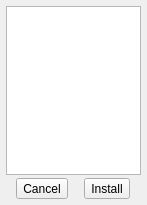
Above: src/settings/packagemanager/packagedetails.ui from openmoko/qtopia before the change. Below: the same form after it.
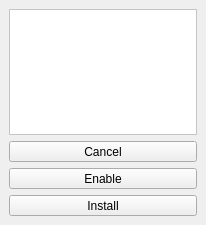
That is the form after the change.

What changed in the file:
```diff
--- a/src/settings/packagemanager/packagedetails.ui
+++ b/src/settings/packagemanager/packagedetails.ui
@@ -5,51 +5,175 @@
    <rect>
     <x>0</x>
     <y>0</y>
-    <width>147</width>
-    <height>205</height>
+    <width>206</width>
+    <height>225</height>
    </rect>
   </property>
   <property name="windowTitle" >
    <string>(pkgname)</string>
   </property>
-  <layout class="QVBoxLayout" >
+  <property name="autoFillBackground" >
+   <bool>true</bool>
+  </property>
+  <layout class="QGridLayout" >
    <property name="margin" >
-    <number>6</number>
+    <number>9</number>
    </property>
    <property name="spacing" >
-    <number>3</number>
+    <number>6</number>
    </property>
-   <item>
+   <item row="3" column="0" >
+    <widget class="QToolButton" name="installButton" >
+     <property name="sizePolicy" >
+      <sizepolicy>
+       <hsizetype>1</hsizetype>
+       <vsizetype>0</vsizetype>
+       <horstretch>0</horstretch>
+       <verstretch>0</verstretch>
+      </sizepolicy>
+     </property>
+     <property name="text" >
+      <string>Install</string>
+     </property>
+    </widget>
+   </item>
+   <item row="2" column="0" >
+    <widget class="QToolButton" name="reenableButton" >
+     <property name="sizePolicy" >
+      <sizepolicy>
+       <hsizetype>1</hsizetype>
+       <vsizetype>0</vsizetype>
+       <horstretch>0</horstretch>
+       <verstretch>0</verstretch>
+      </sizepolicy>
+     </property>
+     <property name="text" >
+      <string>Enable</string>
+     </property>
+    </widget>
+   </item>
+   <item row="1" column="0" >
+    <widget class="QToolButton" name="cancelButton" >
+     <property name="sizePolicy" >
+      <sizepolicy>
+       <hsizetype>1</hsizetype>
+       <vsizetype>0</vsizetype>
+       <horstretch>0</horstretch>
+       <verstretch>0</verstretch>
+      </sizepolicy>
+     </property>
+     <property name="text" >
+      <string>Cancel</string>
+     </property>
+    </widget>
+   </item>
+   <item row="0" column="0" >
     <widget class="QTextEdit" name="description" >
+     <property name="palette" >
+      <palette>
+       <active>
+        <colorrole role="Base" >
+         <brush brushstyle="SolidPattern" >
+          <color alpha="255" >
+           <red>255</red>
+           <green>255</green>
+           <blue>255</blue>
+          </color>
+         </brush>
+        </colorrole>
+        <colorrole role="Window" >
+         <brush brushstyle="SolidPattern" >
+          <color alpha="255" >
+           <red>255</red>
+           <green>255</green>
+           <blue>255</blue>
+          </color>
+         </brush>
+        </colorrole>
+        <colorrole role="HighlightedText" >
+         <brush brushstyle="SolidPattern" >
+          <color alpha="255" >
+           <red>0</red>
+           <green>0</green>
+           <blue>0</blue>
+          </color>
+         </brush>
+        </colorrole>
+       </active>
+       <inactive>
+        <colorrole role="Base" >
+         <brush brushstyle="SolidPattern" >
+          <color alpha="255" >
+           <red>255</red>
+           <green>255</green>
+           <blue>255</blue>
+          </color>
+         </brush>
+        </colorrole>
+        <colorrole role="Window" >
+         <brush brushstyle="SolidPattern" >
+          <color alpha="255" >
+           <red>255</red>
+           <green>255</green>
+           <blue>255</blue>
+          </color>
+         </brush>
+        </colorrole>
+        <colorrole role="HighlightedText" >
+         <brush brushstyle="SolidPattern" >
+          <color alpha="255" >
+           <red>0</red>
+           <green>0</green>
+           <blue>0</blue>
+          </color>
+         </brush>
+        </colorrole>
+       </inactive>
+       <disabled>
+        <colorrole role="Base" >
+         <brush brushstyle="SolidPattern" >
+          <color alpha="255" >
+           <red>255</red>
+           <green>255</green>
+           <blue>255</blue>
+          </color>
+         </brush>
+        </colorrole>
+        <colorrole role="Window" >
+         <brush brushstyle="SolidPattern" >
+          <color alpha="255" >
+           <red>255</red>
+           <green>255</green>
+           <blue>255</blue>
+          </color>
+         </brush>
+        </colorrole>
+        <colorrole role="HighlightedText" >
+         <brush brushstyle="SolidPattern" >
+          <color alpha="255" >
+           <red>0</red>
+           <green>0</green>
+           <blue>0</blue>
+          </color>
+         </brush>
+        </colorrole>
+       </disabled>
+      </palette>
+     </property>
+     <property name="focusPolicy" >
+      <enum>Qt::TabFocus</enum>
+     </property>
+     <property name="layoutDirection" >
+      <enum>Qt::RightToLeft</enum>
+     </property>
+     <property name="autoFillBackground" >
+      <bool>true</bool>
+     </property>
      <property name="readOnly" >
       <bool>true</bool>
      </property>
     </widget>
    </item>
-   <item>
-    <layout class="QHBoxLayout" >
-     <property name="margin" >
-      <number>0</number>
-     </property>
-     <property name="spacing" >
-      <number>6</number>
-     </property>
-     <item>
-      <widget class="QToolButton" name="cancelButton" >
-       <property name="text" >
-        <string>Cancel</string>
-       </property>
-      </widget>
-     </item>
-     <item>
-      <widget class="QToolButton" name="installButton" >
-       <property name="text" >
-        <string>Install</string>
-       </property>
-      </widget>
-     </item>
-    </layout>
-   </item>
   </layout>
  </widget>
  <resources/>
```
Left out of the diff: 6 changed lines with no effect on the pictures.
